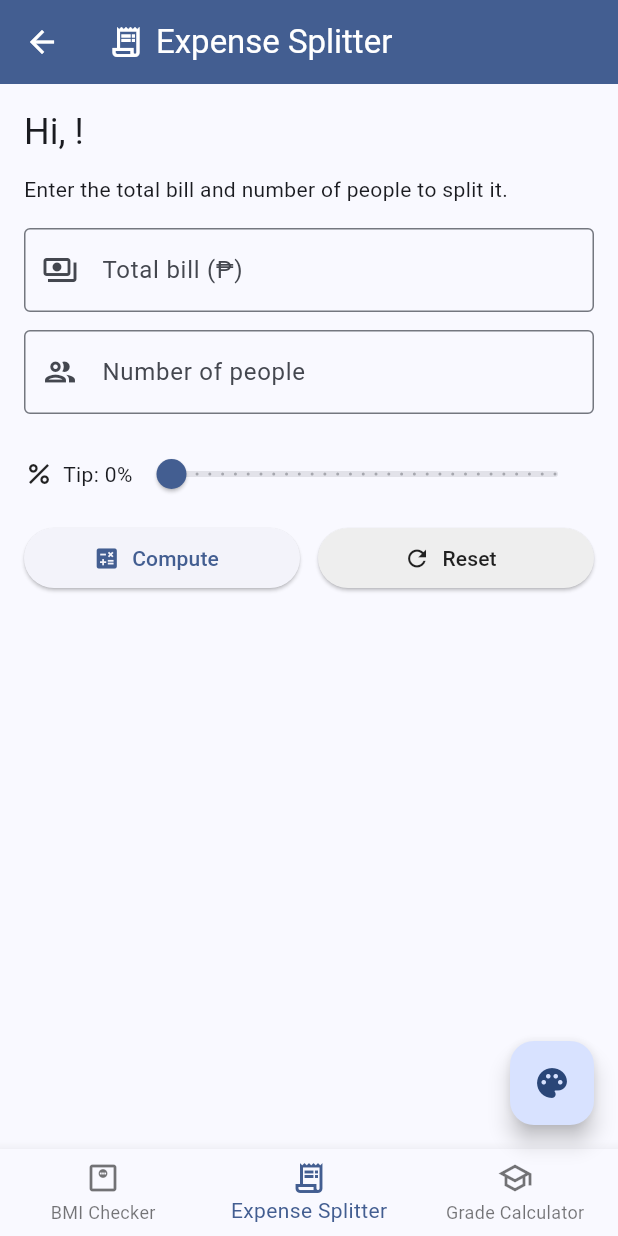
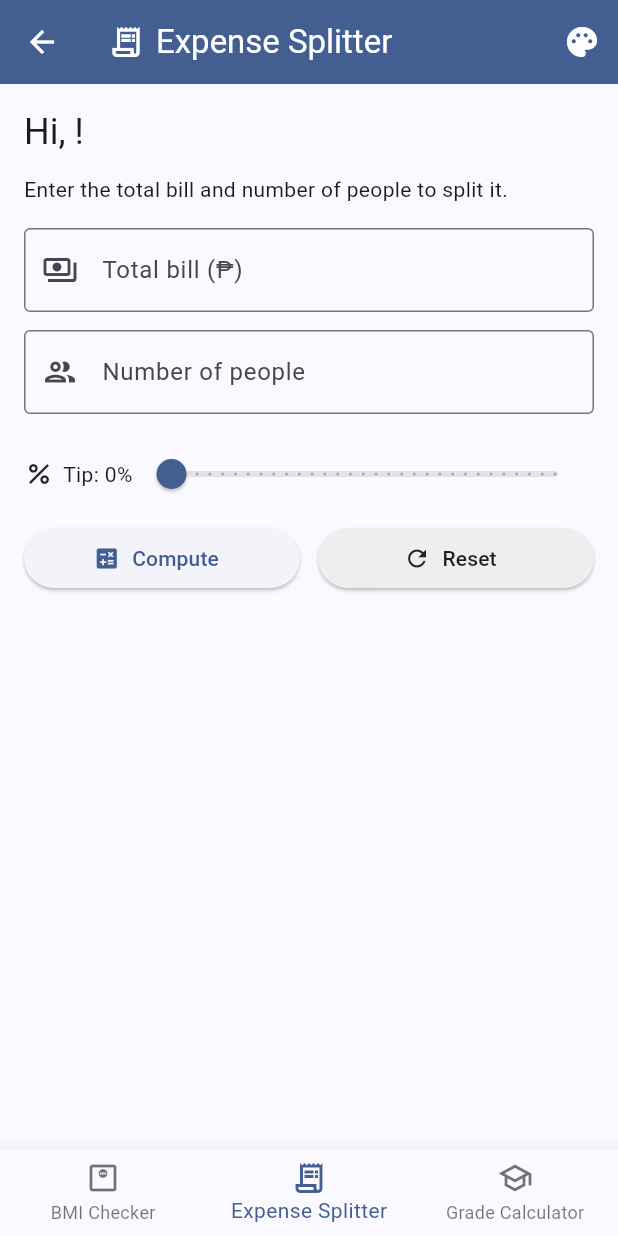
Before and after one commit to GR4C3FR/ADETMidtermBadge, a Flutter app: the HomeScreen screen opened directly with empty values, item 2 of the bottom bar chosen, on a phone screen of 412 x 824 dp. Run offline on Flutter 3.47's test engine with Material 3 defaults, Android fonts, the phone set to English and light mode, and no system bars.

Commit message:
appbar and docs

```diff
--- a/lib/main.dart
+++ b/lib/main.dart
@@ -95,9 +95,15 @@ class _HomeScreenState extends State<HomeScreen> {
   @override
   Widget build(BuildContext context) {
     final modules = [
-      BmiModule(userName: widget.userName),
-      ExpenseSplitterModule(userName: widget.userName),
-      GradeCalculatorModule(userName: widget.userName),
+      BmiModule(userName: widget.userName, onPersonalize: _openSettingsDialog),
+      ExpenseSplitterModule(
+        userName: widget.userName,
+        onPersonalize: _openSettingsDialog,
+      ),
+      GradeCalculatorModule(
+        userName: widget.userName,
+        onPersonalize: _openSettingsDialog,
+      ),
     ];
 
     final current = modules[_selectedIndex];
@@ -116,11 +122,6 @@ class _HomeScreenState extends State<HomeScreen> {
                   BottomNavigationBarItem(icon: Icon(m.icon), label: m.title),
             )
             .toList(),
-      ),
-      floatingActionButton: FloatingActionButton(
-        onPressed: _openSettingsDialog,
-        tooltip: 'Personalize',
-        child: const Icon(Icons.palette),
       ),
     );
   }
--- a/lib/modules/bmi_module.dart
+++ b/lib/modules/bmi_module.dart
@@ -9,13 +9,21 @@ class BmiModule extends ToolModule {
   IconData get icon => Icons.monitor_weight_outlined;
 
   final String userName;
+  final VoidCallback? onPersonalize;
 
-  BmiModule({required this.userName});
+  BmiModule({required this.userName, this.onPersonalize});
 
   @override
   Widget buildBody(BuildContext context) => Scaffold(
     appBar: AppBar(
       title: Row(children: [Icon(icon), const SizedBox(width: 8), Text(title)]),
+      actions: [
+        IconButton(
+          onPressed: onPersonalize,
+          tooltip: 'Personalize',
+          icon: const Icon(Icons.palette),
+        ),
+      ],
     ),
     body: _BmiScreen(userName: userName),
   );
--- a/lib/modules/expense_splitter_module.dart
+++ b/lib/modules/expense_splitter_module.dart
@@ -9,13 +9,21 @@ class ExpenseSplitterModule extends ToolModule {
   IconData get icon => Icons.receipt_long_outlined;
 
   final String userName;
+  final VoidCallback? onPersonalize;
 
-  ExpenseSplitterModule({required this.userName});
+  ExpenseSplitterModule({required this.userName, this.onPersonalize});
 
   @override
   Widget buildBody(BuildContext context) => Scaffold(
     appBar: AppBar(
       title: Row(children: [Icon(icon), const SizedBox(width: 8), Text(title)]),
+      actions: [
+        IconButton(
+          onPressed: onPersonalize,
+          tooltip: 'Personalize',
+          icon: const Icon(Icons.palette),
+        ),
+      ],
     ),
     body: _ExpenseScreen(userName: userName),
   );
--- a/lib/modules/grade_calculator_module.dart
+++ b/lib/modules/grade_calculator_module.dart
@@ -9,13 +9,21 @@ class GradeCalculatorModule extends ToolModule {
   IconData get icon => Icons.school_outlined;
 
   final String userName;
+  final VoidCallback? onPersonalize;
 
-  GradeCalculatorModule({required this.userName});
+  GradeCalculatorModule({required this.userName, this.onPersonalize});
 
   @override
   Widget buildBody(BuildContext context) => Scaffold(
     appBar: AppBar(
       title: Row(children: [Icon(icon), const SizedBox(width: 8), Text(title)]),
+      actions: [
+        IconButton(
+          onPressed: onPersonalize,
+          tooltip: 'Personalize',
+          icon: const Icon(Icons.palette),
+        ),
+      ],
     ),
     body: _GradeScreen(userName: userName),
   );
```
Also changed, not shown: pubspec.lock, 15 other files.
